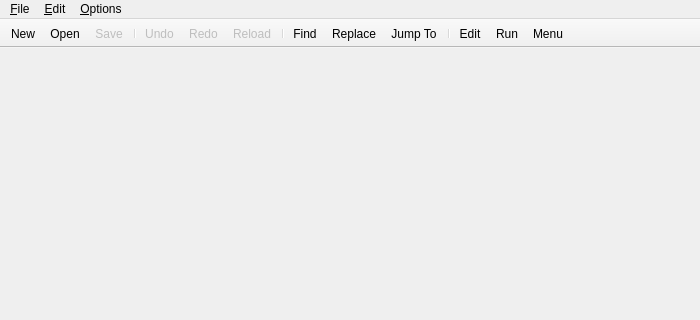
Qt form featherpad/fp.ui (tembun/fpad) before a commit; both pictures show x 0 to 700 and y 0 to 320 of the 700 by 500 pixel window.
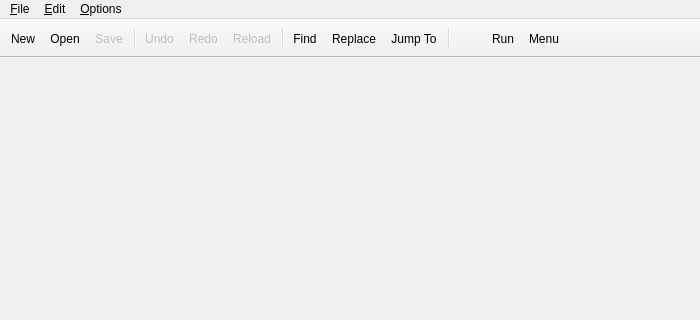
The same form after that commit. Custom widgets are drawn as their Qt base class.

Commit message: remove edit menu

Diff of the .ui file:
```diff
--- a/featherpad/fp.ui
+++ b/featherpad/fp.ui
@@ -941,12 +941,6 @@
     </property>
   </action>
   <action name="actionEdit">
-   <property name="text">
-    <string>&amp;Edit</string>
-   </property>
-   <property name="toolTip">
-    <string>Edit text</string>
-   </property>
    <property name="shortcut">
     <string>Ctrl+Shift+E</string>
    </property>
```
Left out of the diff: 79 changed lines with no effect on the pictures. The commit also changes 5 other files.
